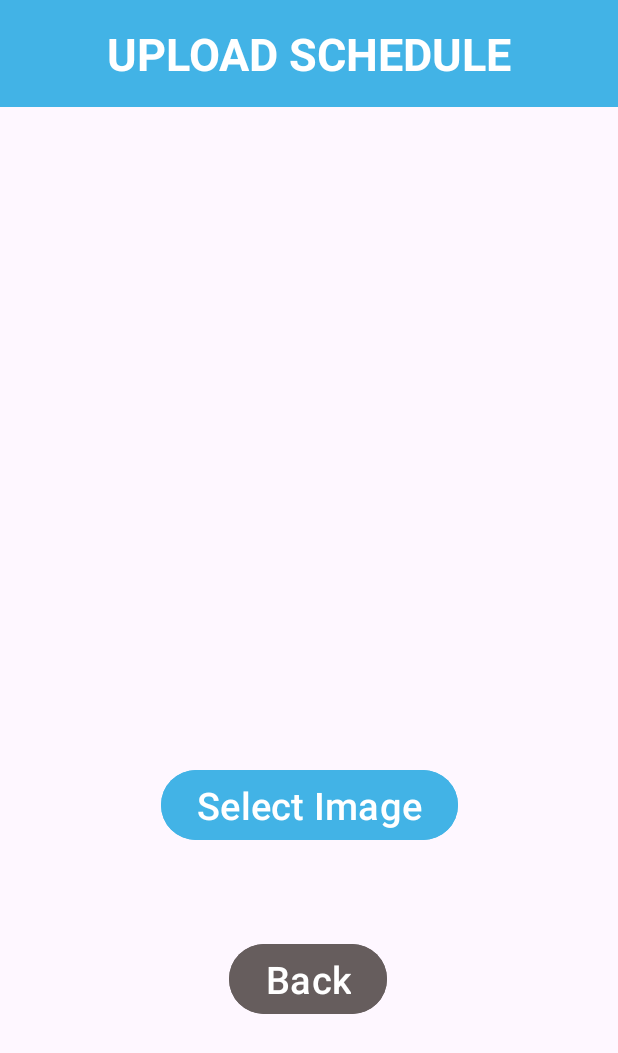
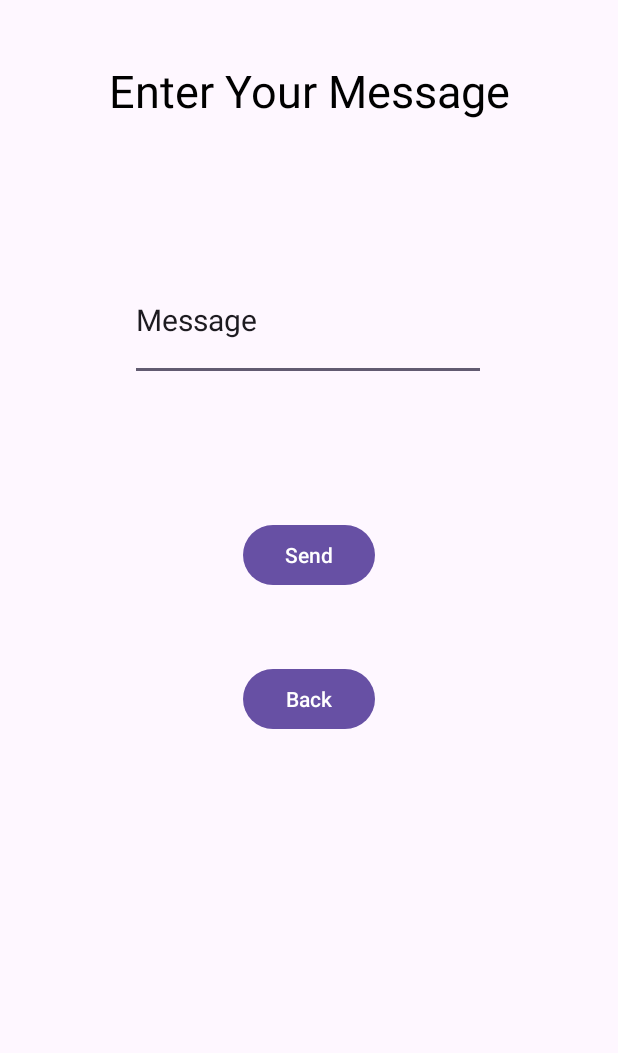
Before and after one commit to haydenhuyp/DigitalTechCare_Caregiver, an Android app: the MainActivity screen opened directly, with no data from a screen before it, after a tap on an icon or button, on a phone screen of 412 x 824 dp. Shown: the top 1053 px of the screen. Run offline under Robolectric (Android 15) with nearby library versions, the phone set to English and light mode, and no system bars; our stand-ins replace Firebase (no records; nobody signed in at launch, a user with empty details on screens opened directly); libraries missing offline, so code that uses them is left out: com.zegocloud.uikit; 11 statements that could not run were skipped.

Commit message:
Add Send Messages Feature

```diff
--- a/app/build.gradle
+++ b/app/build.gradle
@@ -73,8 +73,10 @@ dependencies {
     implementation 'androidx.navigation:navigation-fragment:2.7.6'
     implementation 'androidx.navigation:navigation-ui:2.7.6'
     implementation("com.google.firebase:firebase-storage")
+    implementation 'com.google.firebase:firebase-messaging:23.4.1'
 
-
+    implementation("com.google.firebase:firebase-inappmessaging-display")
+    implementation("com.google.firebase:firebase-analytics")
 
     testImplementation 'junit:junit:4.13.2'
     androidTestImplementation 'androidx.test.ext:junit:1.1.5'
--- a/app/src/main/AndroidManifest.xml
+++ b/app/src/main/AndroidManifest.xml
@@ -14,6 +14,9 @@
         android:supportsRtl="true"
         android:theme="@style/Theme.TechCare"
         tools:targetApi="31">
+        <activity
+            android:name=".SendMessageActivity"
+            android:exported="false" />
         <activity
             android:name=".UploadSchedule"
             android:exported="false" />
@@ -57,7 +60,7 @@
             android:exported="false" />
         <activity
             android:name=".MainActivity"
-            android:exported="false"></activity>
+            android:exported="false" />
     </application>
 
 </manifest>
--- a/app/src/main/java/com/techcare/techcare/MainActivity.java
+++ b/app/src/main/java/com/techcare/techcare/MainActivity.java
@@ -46,6 +46,7 @@ import com.google.firebase.firestore.FirebaseFirestore;
 import com.google.firebase.firestore.FirebaseFirestoreException;
 import com.google.firebase.firestore.QueryDocumentSnapshot;
 import com.google.firebase.firestore.QuerySnapshot;
+import com.google.firebase.messaging.FirebaseMessaging;
 import com.zegocloud.uikit.plugin.invitation.ZegoInvitationType;
 import com.zegocloud.uikit.prebuilt.call.ZegoUIKitPrebuiltCallConfig;
 import com.zegocloud.uikit.prebuilt.call.config.ZegoMenuBarButtonName;
@@ -78,6 +79,7 @@ public class MainActivity extends AppCompatActivity {
         setContentView(R.layout.activity_main);
         getWindow().addFlags(WindowManager.LayoutParams.FLAG_KEEP_SCREEN_ON); // keeps screen on
 
+
         findViewById(R.id.cell1).setOnClickListener(v -> {
             Intent intent = new Intent(this, CallActivity.class);
             startActivity(intent);
@@ -109,7 +111,8 @@ public class MainActivity extends AppCompatActivity {
         }, 1000);
 
         findViewById(R.id.btn_weather).setOnClickListener(v -> {
-            Intent intent = new Intent(this, UploadSchedule.class);
+            /* could be UploadScheduleActivity */
+            Intent intent = new Intent(this, SendMessageActivity.class);
             startActivity(intent);
         });
     }
--- a/app/src/main/java/com/techcare/techcare/YoutubeUtility.java
+++ b/app/src/main/java/com/techcare/techcare/YoutubeUtility.java
@@ -18,7 +18,6 @@ import com.google.api.client.json.JsonFactory;
         import java.util.Collections;
 
 public class YoutubeUtility {
-    private static final String API_KEY = "AIzaSyAVd2m5rqy4WBsjq7uZS8xt4BRuueQh1Qw";
     private static final String APPLICATION_NAME = "Digital Tech Care";
     private static final JsonFactory JSON_FACTORY = JacksonFactory.getDefaultInstance();
 
@@ -49,7 +48,7 @@ public class YoutubeUtility {
         YouTube.Search.List request = youtubeService.search()
                 .list(Collections.singletonList("snippet"));
         SearchListResponse response = request.setChannelId(channelId)
-                .setKey(API_KEY)
+                .setKey(DataUtility.YOUTUBE_API_KEY)
                 .setMaxResults(3L)
                 .setOrder("date")
                 .execute();
--- /dev/null
+++ b/app/src/main/res/layout/activity_send_message.xml
@@ -0,0 +1,56 @@
+<?xml version="1.0" encoding="utf-8"?>
+<androidx.constraintlayout.widget.ConstraintLayout xmlns:android="http://schemas.android.com/apk/res/android"
+    xmlns:app="http://schemas.android.com/apk/res-auto"
+    xmlns:tools="http://schemas.android.com/tools"
+    android:layout_width="match_parent"
+    android:layout_height="match_parent"
+    tools:context=".SendMessageActivity">
+
+    <TextView
+        android:id="@+id/textView4"
+        android:layout_width="wrap_content"
+        android:layout_height="wrap_content"
+        android:layout_marginTop="40dp"
+        android:text="Enter Your Message"
+        android:textSize="30sp"
+        android:textColor="@color/black"
+        app:layout_constraintEnd_toEndOf="parent"
+        app:layout_constraintStart_toStartOf="parent"
+        app:layout_constraintTop_toTopOf="parent" />
+
+    <EditText
+        android:id="@+id/txtMessage"
+        android:layout_width="237dp"
+        android:layout_height="81dp"
+        android:layout_marginTop="92dp"
+        android:height="20dp"
+        android:ems="10"
+        android:inputType="text"
+        android:text="Message"
+        android:textSize="20sp"
+        app:layout_constraintEnd_toEndOf="parent"
+        app:layout_constraintHorizontal_bias="0.497"
+        app:layout_constraintStart_toStartOf="parent"
+        app:layout_constraintTop_toBottomOf="@+id/textView4" />
+
+    <Button
+        android:id="@+id/btnSend"
+        android:layout_width="wrap_content"
+        android:layout_height="wrap_content"
+        android:layout_marginTop="92dp"
+        android:text="Send"
+        app:layout_constraintEnd_toEndOf="parent"
+        app:layout_constraintStart_toStartOf="parent"
+        app:layout_constraintTop_toBottomOf="@+id/txtMessage" />
+
+    <Button
+        android:id="@+id/btnBack"
+        android:layout_width="wrap_content"
+        android:layout_height="wrap_content"
+        android:layout_marginTop="48dp"
+        android:text="Back"
+        app:layout_constraintEnd_toEndOf="parent"
+        app:layout_constraintStart_toStartOf="parent"
+        app:layout_constraintTop_toBottomOf="@+id/btnSend" />
+
+</androidx.constraintlayout.widget.ConstraintLayout>
--- a/build.gradle
+++ b/build.gradle
@@ -1,4 +1,8 @@
-// Top-level build file where you can add configuration options common to all sub-projects/modules.
+buildscript {
+    dependencies {
+        classpath 'com.google.gms:google-services:4.4.1'
+    }
+}// Top-level build file where you can add configuration options common to all sub-projects/modules.
 plugins {
     id 'com.android.application' version '8.1.2' apply false
     // Add the dependency for the Google services Gradle plugin
```
Also changed, not shown: app/src/main/java/com/techcare/techcare/SendMessageActivity.java (added, +66 -0 lines).
